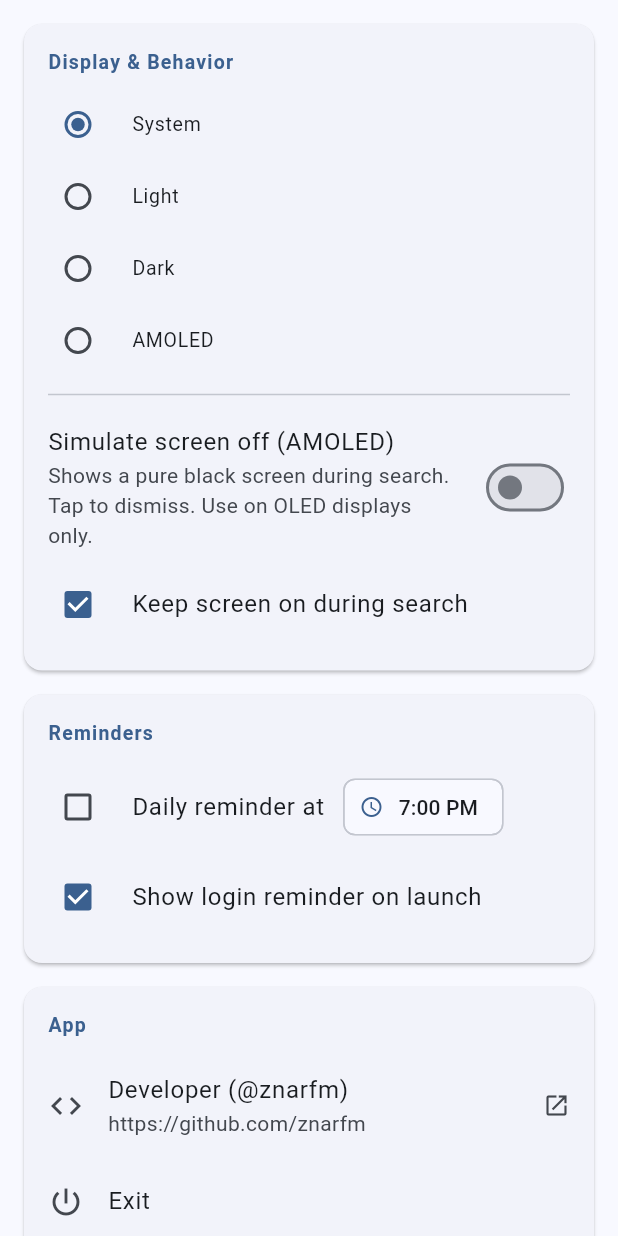
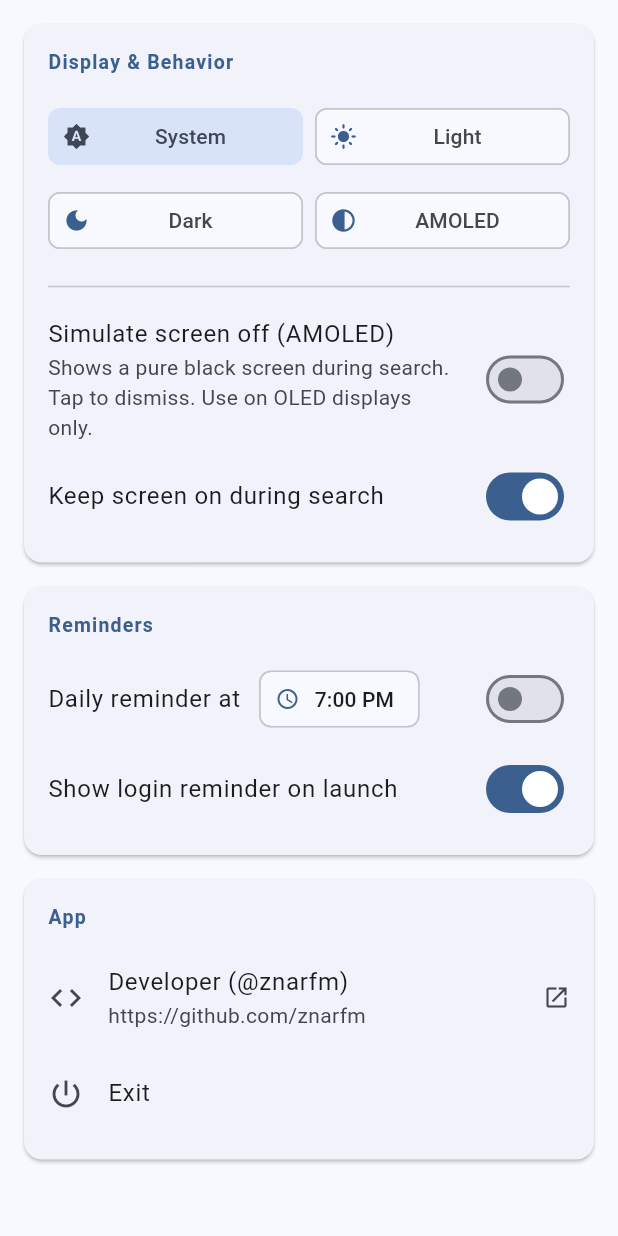
Before and after one commit to znarfm/microsoft-rewards-app, a Flutter app: the ConfigScreen widget shown alone on an empty page, opened directly, on a phone screen of 412 x 824 dp. Run offline on Flutter 3.47's test engine with Material 3 defaults, Android fonts, the phone set to English and light mode, and no system bars; drawn by our look-alikes of dynamic_color; our stand-ins replace animated_text_kit, bloc, equatable, flutter_bloc, flutter_local_notifications, flutter_timezone and 4 more; missing offline and left inert: flutter_inappwebview, word_generator; accounts and stored records are empty.

Commit message:
feat: refactor theme selection to use chips and update reminder toggles to switches

```diff
--- a/lib/features/search/presentation/pages/config_screen.dart
+++ b/lib/features/search/presentation/pages/config_screen.dart
@@ -111,18 +111,26 @@ class _ConfigScreenState extends State<ConfigScreen> {
                   crossAxisAlignment: CrossAxisAlignment.start,
                   children: [
                     _sectionTitle(Strings.displayLabel),
-                    RadioGroup<AppThemeMode>(
-                      groupValue: themeController.mode,
-                      onChanged: (value) => themeController.setMode(value!),
+                    Padding(
+                      padding: const EdgeInsets.symmetric(vertical: 8),
                       child: Column(
-                        children: AppThemeMode.values.map((mode) {
-                          return RadioListTile<AppThemeMode>(
-                            value: mode,
-                            title: Text(_themeLabel(mode)),
-                            dense: true,
-                            contentPadding: EdgeInsets.zero,
-                          );
-                        }).toList(),
+                        children: [
+                          Row(
+                            children: [
+                              Expanded(child: _buildThemeChip(themeController, AppThemeMode.system)),
+                              const SizedBox(width: 8),
+                              Expanded(child: _buildThemeChip(themeController, AppThemeMode.light)),
+                            ],
+                          ),
+                          const SizedBox(height: 8),
+                          Row(
+                            children: [
+                              Expanded(child: _buildThemeChip(themeController, AppThemeMode.dark)),
+                              const SizedBox(width: 8),
+                              Expanded(child: _buildThemeChip(themeController, AppThemeMode.amoled)),
+                            ],
+                          ),
+                        ],
                       ),
                     ),
                     const Divider(height: 24),
@@ -134,12 +142,10 @@ class _ConfigScreenState extends State<ConfigScreen> {
                       subtitle: const Text(Strings.amoledOverlayHint),
                       contentPadding: EdgeInsets.zero,
                     ),
-                    CheckboxListTile(
+                    SwitchListTile(
                       value: _keepScreenOn,
-                      onChanged: (value) =>
-                          _onKeepScreenOnChanged(value ?? false),
+                      onChanged: (value) => _onKeepScreenOnChanged(value),
                       title: const Text(Strings.keepScreenOnLabel),
-                      controlAffinity: ListTileControlAffinity.leading,
                       contentPadding: EdgeInsets.zero,
                     ),
                   ],
@@ -157,10 +163,9 @@ class _ConfigScreenState extends State<ConfigScreen> {
                   crossAxisAlignment: CrossAxisAlignment.start,
                   children: [
                     _sectionTitle(Strings.remindersLabel),
-                    CheckboxListTile(
+                    SwitchListTile(
                       value: _sendDailyReminder,
-                      onChanged: (value) =>
-                          _onDailyReminderChanged(value ?? false),
+                      onChanged: (value) => _onDailyReminderChanged(value),
                       title: Row(
                         children: [
                           const Text(Strings.dailyReminderAt),
@@ -172,15 +177,13 @@ class _ConfigScreenState extends State<ConfigScreen> {
                           ),
                         ],
                       ),
-                      controlAffinity: ListTileControlAffinity.leading,
                       contentPadding: EdgeInsets.zero,
                     ),
-                    CheckboxListTile(
+                    SwitchListTile(
                       value: _showLoginReminderPopup,
                       onChanged: (value) =>
-                          _onShowLoginReminderPopupChanged(value ?? false),
+                          _onShowLoginReminderPopupChanged(value),
                       title: const Text(Strings.loginReminderPopupLabel),
-                      controlAffinity: ListTileControlAffinity.leading,
                       contentPadding: EdgeInsets.zero,
                     ),
                   ],
@@ -247,4 +250,31 @@ class _ConfigScreenState extends State<ConfigScreen> {
       AppThemeMode.amoled => Strings.themeAmoled,
     };
   }
+
+  IconData _themeIcon(AppThemeMode mode) {
+    return switch (mode) {
+      AppThemeMode.system => Icons.brightness_auto,
+      AppThemeMode.light => Icons.light_mode,
+      AppThemeMode.dark => Icons.dark_mode,
+      AppThemeMode.amoled => Icons.contrast,
+    };
+  }
+
+  Widget _buildThemeChip(ThemeController controller, AppThemeMode mode) {
+    final isSelected = controller.mode == mode;
+    return ChoiceChip(
+      showCheckmark: false,
+      avatar: Icon(_themeIcon(mode), size: 18),
+      label: Center(
+        child: Text(
+          _themeLabel(mode),
+          overflow: TextOverflow.ellipsis,
+        ),
+      ),
+      selected: isSelected,
+      onSelected: (selected) {
+        if (selected) controller.setMode(mode);
+      },
+    );
+  }
 }
```
